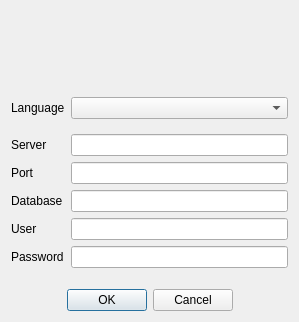
First picture: the form in ui/frmAccess.ui, repository turulomio/xulpymoney, before the edit.
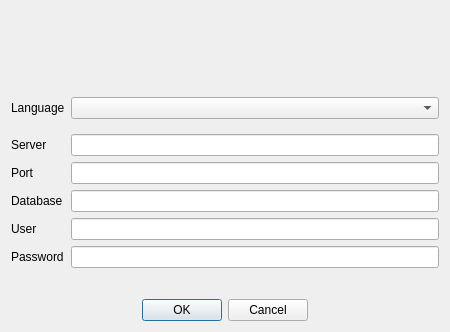
Second picture: the form after the edit. Icons and pictures are not drawn.

```diff
--- a/ui/frmAccess.ui
+++ b/ui/frmAccess.ui
@@ -9,8 +9,8 @@
    <rect>
     <x>0</x>
     <y>0</y>
-    <width>299</width>
-    <height>322</height>
+    <width>450</width>
+    <height>332</height>
    </rect>
   </property>
   <property name="sizePolicy">
```
Left out of the diff: 2 changed lines with no effect on the pictures.
